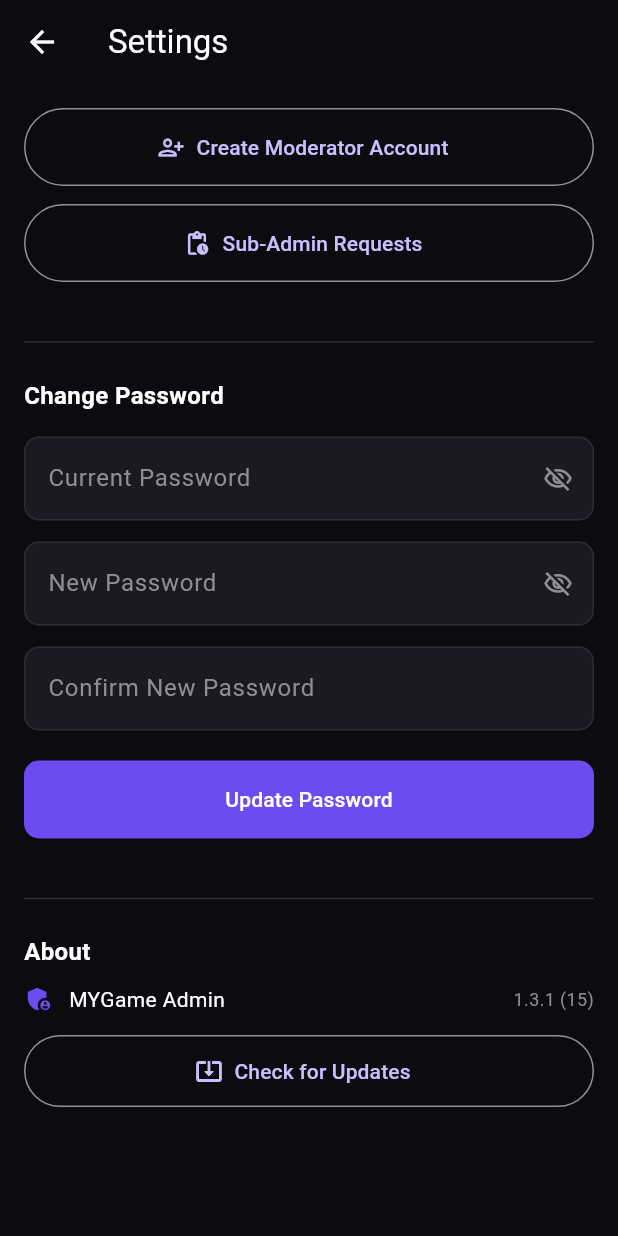
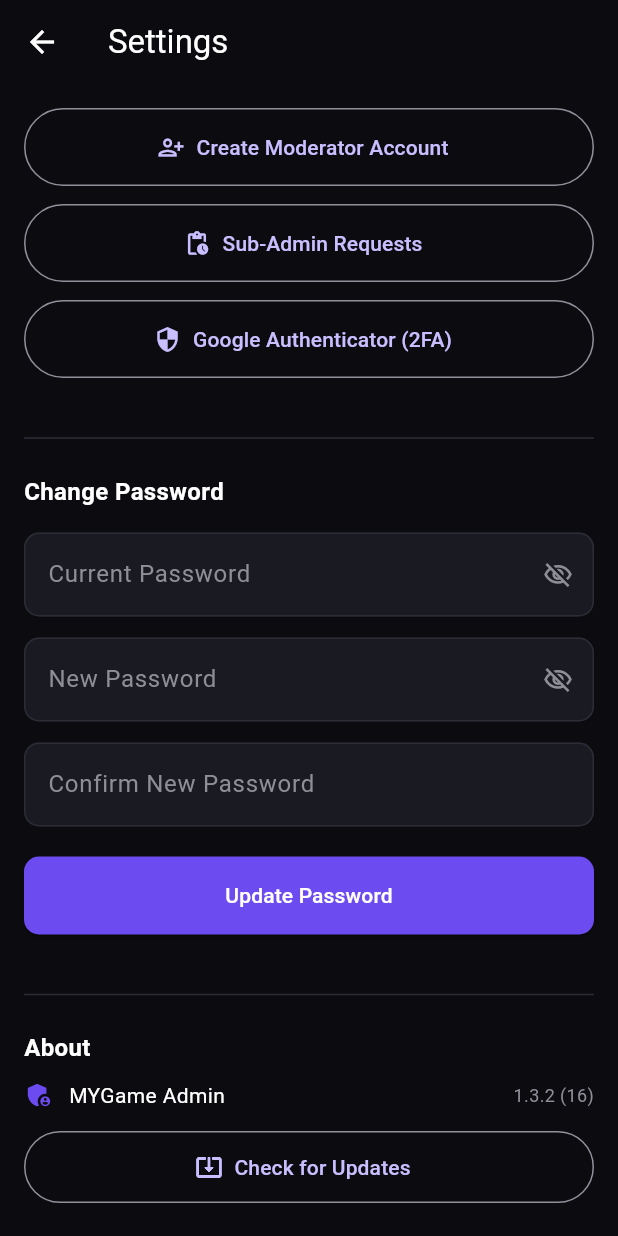
Before and after one commit to shamarcassim1219-cmd/MyGameAdmin, a Flutter app: the AdminSettingsScreen screen opened directly, on a phone screen of 412 x 824 dp. Run offline on Flutter 3.47's test engine with Material 3 defaults, Android fonts, the phone set to English and light mode, and no system bars; our stand-ins replace firebase_core, firebase_messaging, image_picker, open_filex, package_info_plus, shared_preferences; missing offline and left inert: background_downloader; accounts and stored records are empty.

Commit message:
Admin: 2FA setup entry in Settings

```diff
--- a/lib/screens/admin_settings_screen.dart
+++ b/lib/screens/admin_settings_screen.dart
@@ -5,6 +5,7 @@ import '../services/api_service.dart';
 import '../services/update_service.dart';
 import 'create_moderator_screen.dart';
 import 'sub_admin_requests_screen.dart';
+import 'totp_setup_screen.dart';
 
 class AdminSettingsScreen extends StatefulWidget {
   const AdminSettingsScreen({super.key});
@@ -117,6 +118,16 @@ class _AdminSettingsScreenState extends State<AdminSettingsScreen> {
                 label: const Text('Sub-Admin Requests'),
               ),
             ),
+            const SizedBox(height: 12),
+            SizedBox(
+              width: double.infinity,
+              height: 52,
+              child: OutlinedButton.icon(
+                onPressed: () => Navigator.push(context, MaterialPageRoute(builder: (_) => const TotpSetupScreen())),
+                icon: const Icon(Icons.security),
+                label: const Text('Google Authenticator (2FA)'),
+              ),
+            ),
             const SizedBox(height: 32),
             const Divider(color: AppColors.border),
             const SizedBox(height: 16),
--- a/pubspec.yaml
+++ b/pubspec.yaml
@@ -1,7 +1,7 @@
 name: mygame_admin
 description: MYGame Marketplace Admin Panel
 publish_to: 'none'
-version: 1.3.1+15
+version: 1.3.2+16
 
 environment:
   sdk: '>=3.0.0 <4.0.0'
```
